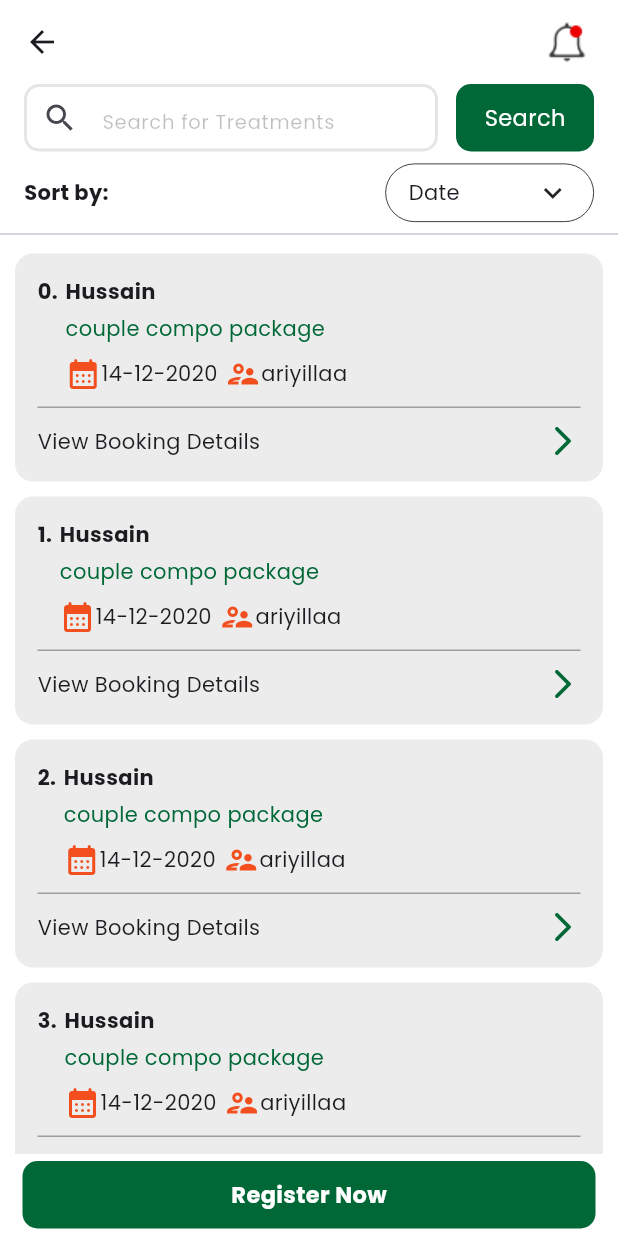
After one commit to hussain-shiyas/novis_indus_machine_test, a Flutter app: the HomeScreen screen opened directly, on a phone screen of 412 x 824 dp. The commit adds this screen. Run offline on Flutter 3.47's test engine with Material 3 defaults, Android fonts, the phone set to English and light mode, and no system bars; our stand-ins replace dartz, flutter_riverpod, freezed_annotation, google_fonts, hive_flutter; accounts and stored records are empty.

Commit message:
home screen ui

```diff
--- /dev/null
+++ b/lib/ui/home_screen/presentation/homeScreen.dart
@@ -0,0 +1,158 @@
+import 'package:flutter/cupertino.dart';
+import 'package:flutter/material.dart';
+import 'package:novis_machine_test/ui/home_screen/presentation/widget/appointment_widget.dart';
+
+class HomeScreen extends StatefulWidget {
+  const HomeScreen({super.key});
+
+  @override
+  State<HomeScreen> createState() => _HomeScreenState();
+}
+
+class _HomeScreenState extends State<HomeScreen> {
+  TextEditingController searchController = TextEditingController();
+
+  @override
+  Widget build(BuildContext context) {
+    return Scaffold(
+      backgroundColor: Colors.white,
+      appBar: AppBar(
+        backgroundColor: Colors.white,
+        scrolledUnderElevation: 0,
+        elevation: 0,
+        actions: [
+          Padding(
+            padding: const EdgeInsets.symmetric(horizontal: 20),
+            child: Image.asset('assets/notification_icon.png'),
+          )
+        ],
+      ),
+      body: Column(
+        children: [
+          Container(
+            padding: const EdgeInsets.symmetric(horizontal: 16.0),
+            height: 45,
+            child: Row(
+              children: [
+                Expanded(
+                  flex: 3,
+                  child: TextField(
+                    controller: searchController,
+                    decoration: InputDecoration(
+                      prefixIcon: const Icon(Icons.search),
+                      hintText: "Search for Treatments",
+                      hintStyle: TextStyle(
+                          color: const Color(0xff000000).withOpacity(.25),
+                          fontSize: 13),
+                      border: OutlineInputBorder(
+                        borderRadius: BorderRadius.circular(8),
+                        borderSide: BorderSide(
+                            color: Colors.black.withOpacity(.1), width: 2),
+                      ),
+                      enabledBorder: OutlineInputBorder(
+                        borderRadius: BorderRadius.circular(10),
+                        borderSide: BorderSide(
+                            color: const Color(0xff000000).withOpacity(.1),
+                            width: 2),
+                      ),
+                      contentPadding: const EdgeInsets.symmetric(
+                          horizontal: 15, vertical: 13),
+                    ),
+                    keyboardType: TextInputType.text,
+                  ),
+                ),
+                const SizedBox(width: 12),
+                Expanded(
+                  flex: 1,
+                  child: Container(
+                    height: 45,
+                    decoration: BoxDecoration(
+                      borderRadius: BorderRadius.circular(10),
+                      color: const Color(0xff006837),
+                    ),
+                    child: const Center(
+                      child: Text(
+                        "Search",
+                        style: TextStyle(
+                          fontSize: 15,
+                          color: Colors.white,
+                        ),
+                      ),
+                    ),
+                  ),
+                )
+              ],
+            ),
+          ),
+          const SizedBox(height: 8),
+          Padding(
+            padding: const EdgeInsets.symmetric(horizontal: 16.0),
+            child: Row(
+              mainAxisAlignment: MainAxisAlignment.spaceBetween,
+              children: [
+                const Text(
+                  "Sort by:",
+                  style: TextStyle(fontSize: 14, fontWeight: FontWeight.bold),
+                ),
+                Container(
+                  padding:
+                      const EdgeInsets.symmetric(horizontal: 15, vertical: 7),
+                  decoration: BoxDecoration(
+                      border: Border.all(width: .5),
+                      borderRadius: BorderRadius.circular(20)),
+                  child: const Row(
+                    mainAxisAlignment: MainAxisAlignment.spaceEvenly,
+                    children: [
+                      Text("Date"),
+                      SizedBox(
+                        width: 50,
+                      ),
+                      Icon(Icons.keyboard_arrow_down_sharp)
+                    ],
+                  ),
+                )
+              ],
+            ),
+          ),
+          const Divider(),
+          Expanded(
+            child: ListView.builder(
+              itemBuilder: (context, index) {
+                return Padding(
+                  padding: const EdgeInsets.symmetric(vertical: 5.0),
+                  child: AppointmentWidget(
+                    index: index.toString(),
+                    date: "14-12-2020",
+                    name: "Hussain",
+                    packageType: "couple compo package",
+                    coupleName: "ariyillaa",
+                  ),
+                );
+              },
+              itemCount: 5,
+            ),
+          ),
+          Container(
+            height: 45,
+            margin: EdgeInsets.symmetric(horizontal: 15,vertical: 5),
+            decoration: BoxDecoration(
+              borderRadius: BorderRadius.circular(10),
+              color: const Color(0xff006837),
+            ),
+            child: const Center(
+              child: Text(
+                "Register Now",
+                style: TextStyle(
+                  fontSize: 15,
+                  color: Colors.white,
+                  fontWeight: FontWeight.bold,
+                ),
+              ),
+            ),
+          ),
+        ],
+      ),
+    );
+  }
+}
+// child:
--- /dev/null
+++ b/lib/ui/home_screen/presentation/widget/appointment_widget.dart
@@ -0,0 +1,97 @@
+import 'package:flutter/material.dart';
+
+class AppointmentWidget extends StatelessWidget {
+  final String index;
+  final String name;
+  final String packageType;
+  final String date;
+  final String? coupleName;
+
+  const AppointmentWidget({
+    super.key,
+    required this.index,
+    required this.name,
+    required this.packageType,
+    required this.date,
+    this.coupleName,
+  });
+
+  @override
+  Widget build(BuildContext context) {
+    return Container(
+      margin: const EdgeInsets.symmetric(horizontal: 10),
+      decoration: BoxDecoration(
+          color: Colors.grey.withOpacity(.2),
+          borderRadius: BorderRadius.circular(12)),
+      padding: const EdgeInsets.all(15),
+      child: Column(
+        crossAxisAlignment: CrossAxisAlignment.start,
+        children: [
+          Row(
+            crossAxisAlignment: CrossAxisAlignment.start,
+            children: [
+              Text(
+                "$index.",
+                style: const TextStyle(fontWeight: FontWeight.bold, fontSize: 14),
+              ),
+              const SizedBox(width: 5),
+              Expanded(
+                child: Column(
+                  crossAxisAlignment: CrossAxisAlignment.start,
+                  children: [
+                    Text(
+                      name,
+                      style:
+                          const TextStyle(fontWeight: FontWeight.bold, fontSize: 14),
+                    ),
+                    const SizedBox(
+                      height: 5,
+                    ),
+                    Text(
+                      packageType,
+                      style: const TextStyle(color: Color(0xff006837), fontSize: 14),
+                    ),
+                    const SizedBox(
+                      height: 8,
+                    ),
+                    Row(
+                      children: [
+                        const Icon(
+                          Icons.calendar_month_rounded,
+                          color: Color(0xffF24E1E),
+                        ),
+                        Text(date),
+                        const SizedBox(
+                          width: 5,
+                        ),
+                        const Icon(
+                          Icons.supervisor_account_outlined,
+                          color: Color(0xffF24E1E),
+                        ),
+                        Text(coupleName ?? ""),
+                      ],
+                    ),
+                  ],
+                ),
+              ),
+            ],
+          ),
+          const SizedBox(height: 10),
+          const Divider(
+            color: Colors.grey,
+            thickness: 1,
+            height: 1,
+          ),
+          const SizedBox(height: 10),
+          const Row(
+            mainAxisAlignment: MainAxisAlignment.spaceBetween,
+            children: [
+              Text("View Booking Details"),
+              Icon(Icons.arrow_forward_ios_rounded,color: Color(0xff006837),),
+            ],
+          ),
+        ],
+      ),
+    );
+  }
+}
```
Also changed, not shown: lib/ui/home_screen/domain/model/patient_list_res_model.dart (added, +194 -0 lines), lib/ui/login_screen/presentation/login_page.dart (+62 -59 lines), lib/ui/login_screen/presentation/widget/title_text_field.dart (added, +49 -0 lines), assets/notification_icon.png (added).
